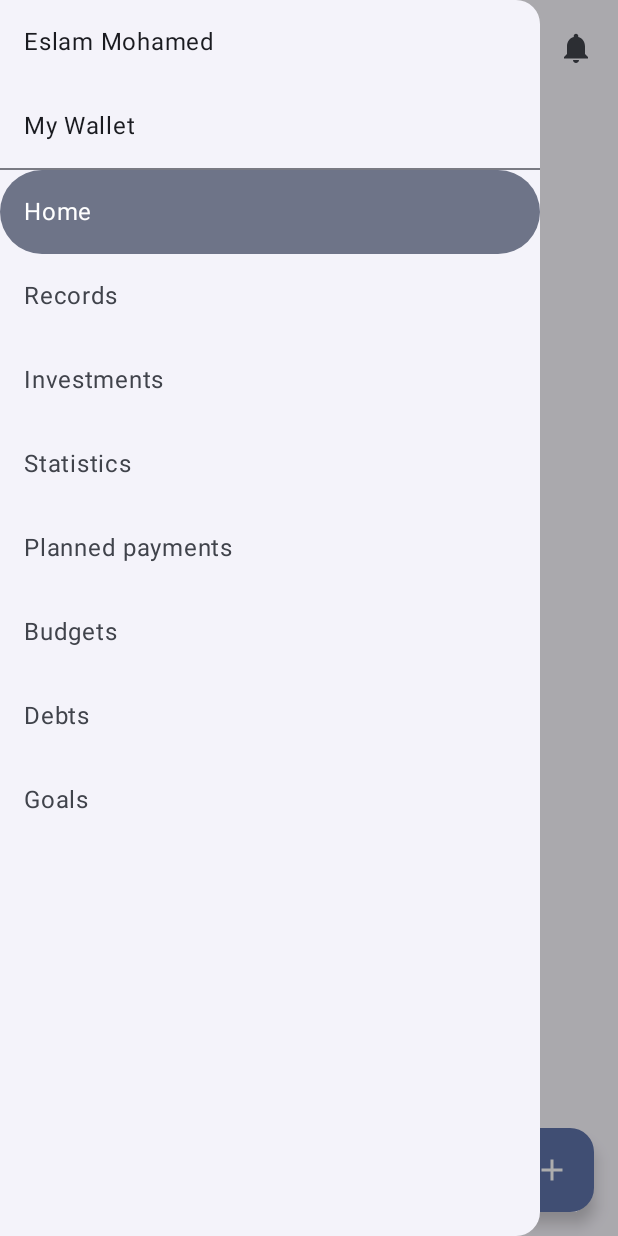
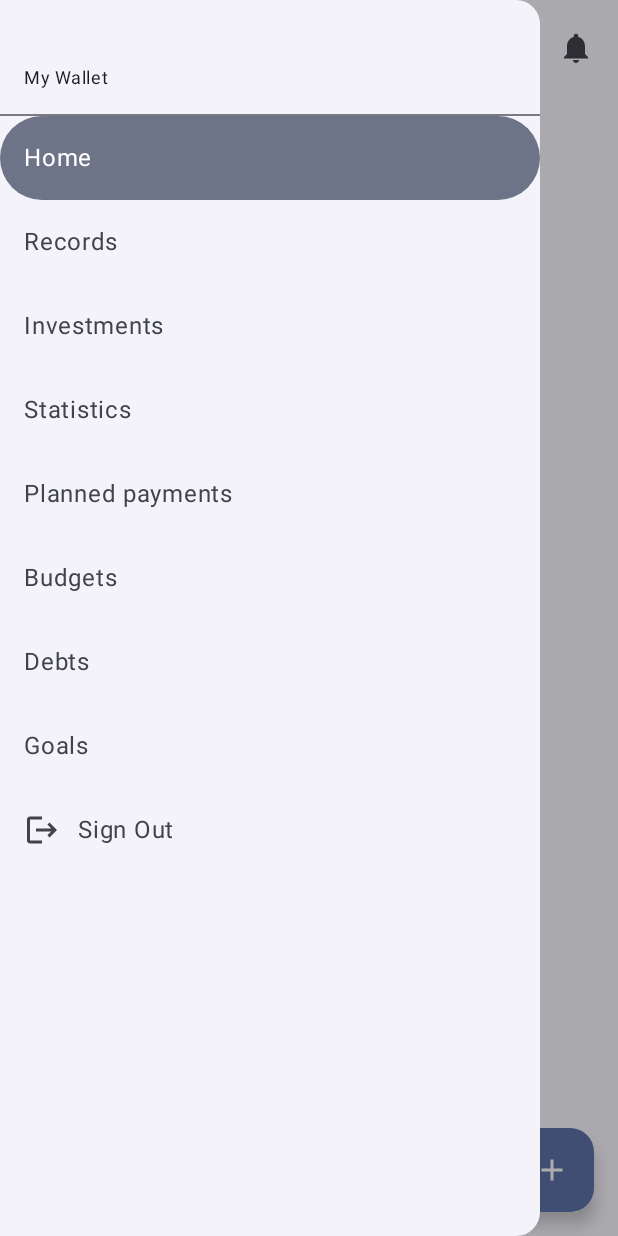
Before and after one commit to eslammohamedr/WalletTracker, an Android app built with Jetpack Compose: the HomeScreen screen opened through its navigation route, after a tap on "Menu", on a phone screen of 412 x 824 dp. Run offline under Robolectric (Android 15) with nearby library versions, the phone set to English and light mode, and no system bars; our stand-ins replace Firebase (no records; nobody signed in at launch, a user with empty details on screens opened directly); libraries missing offline, so code that uses them is left out: com.github.skydoves.colorpicker.

Commit message:
Add sign out button and get name and photo of signed in user

```diff
--- a/app/build.gradle.kts
+++ b/app/build.gradle.kts
@@ -66,6 +66,9 @@ dependencies {
     implementation(libs.play.services.auth)
     implementation(libs.facebook.login)
 
+    // Coil
+    implementation("io.coil-kt:coil-compose:2.7.0")
+
 
     testImplementation(libs.junit)
     androidTestImplementation(libs.androidx.junit)
--- a/app/src/main/java/com/example/wallettrackers/screens/HomeScreen.kt
+++ b/app/src/main/java/com/example/wallettrackers/screens/HomeScreen.kt
@@ -10,10 +10,7 @@ import androidx.compose.foundation.lazy.grid.items
 import androidx.compose.foundation.shape.CircleShape
 import androidx.compose.foundation.text.KeyboardOptions
 import androidx.compose.material.icons.Icons
-import androidx.compose.material.icons.filled.Add
-import androidx.compose.material.icons.filled.Menu
-import androidx.compose.material.icons.filled.Notifications
-import androidx.compose.material.icons.filled.Palette
+import androidx.compose.material.icons.filled.*
 import androidx.compose.material3.*
 import androidx.compose.runtime.*
 import androidx.compose.runtime.saveable.rememberSaveable
@@ -21,11 +18,15 @@ import androidx.compose.ui.Alignment
 import androidx.compose.ui.Modifier
 import androidx.compose.ui.draw.clip
 import androidx.compose.ui.graphics.Color
+import androidx.compose.ui.layout.ContentScale
 import androidx.compose.ui.text.font.FontWeight
 import androidx.compose.ui.text.input.KeyboardType
+import androidx.compose.ui.text.style.TextAlign
 import androidx.compose.ui.tooling.preview.Preview
 import androidx.compose.ui.unit.dp
 import androidx.compose.ui.window.Dialog
+import coil.compose.AsyncImage
+import com.example.wallettrackers.auth.UserData
 import com.example.wallettrackers.model.Account
 import com.example.wallettrackers.ui.theme.WalletTrackersTheme
 import com.github.skydoves.colorpicker.compose.HsvColorPicker
@@ -34,7 +35,10 @@ import kotlinx.coroutines.launch
 
 @OptIn(ExperimentalMaterial3Api::class)
 @Composable
-fun HomeScreen() {
+fun HomeScreen(
+    userData: UserData?,
+    onSignOut: () -> Unit
+) {
     val drawerState = rememberDrawerState(initialValue = DrawerValue.Closed)
     val scope = rememberCoroutineScope()
     val accounts = remember { mutableStateListOf<Account>() }
@@ -54,9 +58,28 @@ fun HomeScreen() {
         drawerState = drawerState,
         drawerContent = {
             ModalDrawerSheet {
-                // Drawer content
-                Text("Eslam Mohamed", modifier = Modifier.padding(16.dp))
-                Text("My Wallet", modifier = Modifier.padding(16.dp))
+                Column(modifier = Modifier.padding(16.dp)) {
+                    if(userData?.profilePictureUrl != null) {
+                        AsyncImage(
+                            model = userData.profilePictureUrl,
+                            contentDescription = "Profile picture",
+                            modifier = Modifier
+                                .size(64.dp)
+                                .clip(CircleShape),
+                            contentScale = ContentScale.Crop
+                        )
+                        Spacer(modifier = Modifier.height(8.dp))
+                    }
+                    if(userData?.username != null) {
+                        Text(
+                            text = userData.username,
+                            style = MaterialTheme.typography.titleMedium,
+                            fontWeight = FontWeight.Bold
+                        )
+                        Spacer(modifier = Modifier.height(4.dp))
+                    }
+                    Text("My Wallet", style = MaterialTheme.typography.bodySmall)
+                }
                 Divider()
                 NavigationDrawerItem(
                     label = { Text(text = "Home") },
@@ -97,6 +120,12 @@ fun HomeScreen() {
                     label = { Text(text = "Goals") },
                     selected = false,
                     onClick = { /*TODO*/ }
+                )
+                NavigationDrawerItem(
+                    label = { Text(text = "Sign Out") },
+                    selected = false,
+                    onClick = onSignOut,
+                    icon = { Icon(Icons.Default.Logout, contentDescription = "Sign Out") }
                 )
             }
         }
@@ -281,6 +310,6 @@ fun AddAccountDialog(onDismiss: () -> Unit, onAdd: (Account) -> Unit) {
 @Composable
 fun HomeScreenPreview() {
     WalletTrackersTheme {
-        HomeScreen()
+        HomeScreen(userData = null, onSignOut = {})
     }
 }
```
Also changed, not shown: app/src/main/java/com/example/wallettrackers/MainActivity.kt (+14 -1 lines).
